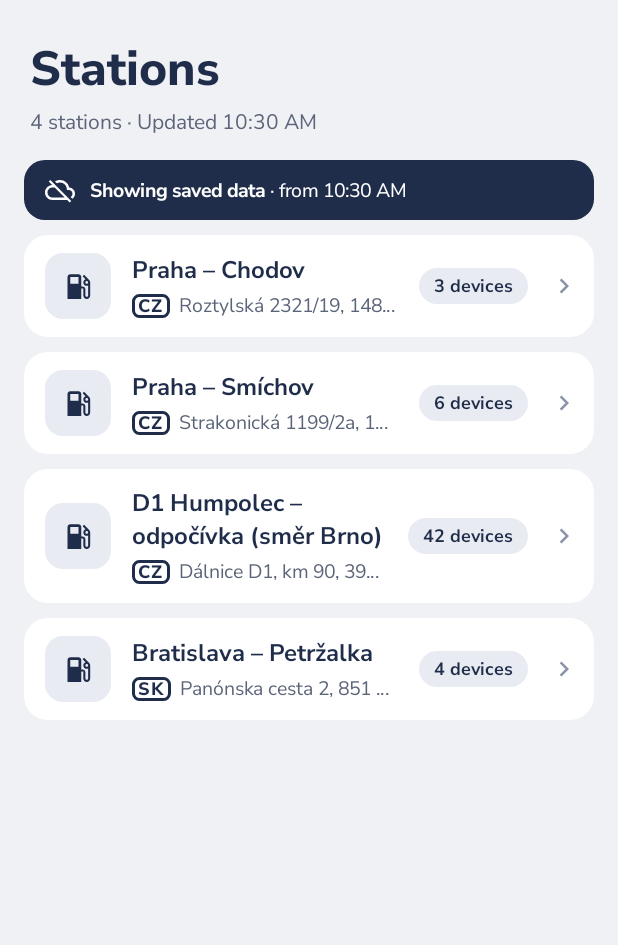
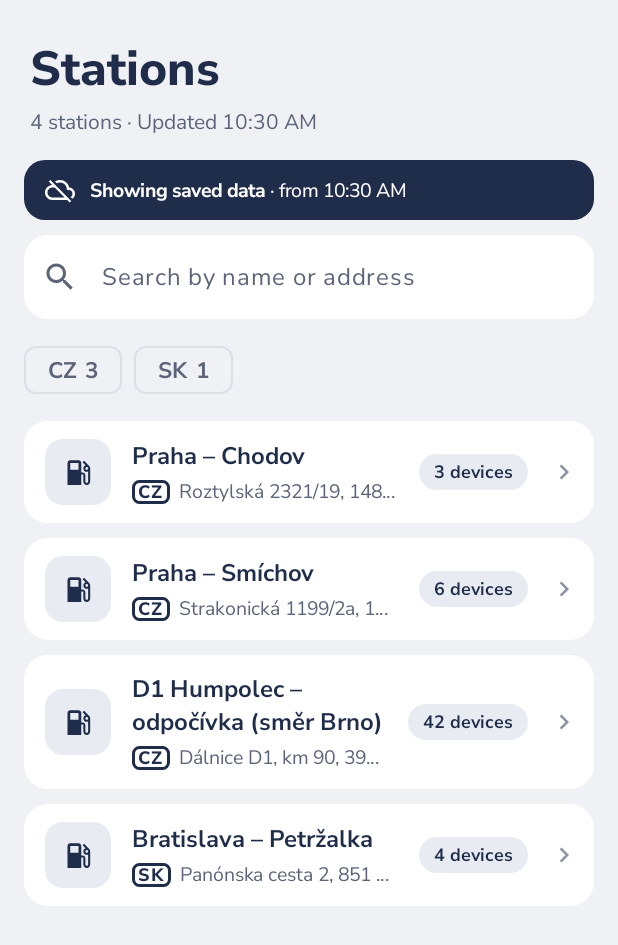
Before and after one commit to amiranski/StationMonitor, an Android app built with Jetpack Compose: the @Preview function StationsContentPreview, on a phone screen of 412 x 824 dp. Shown: the top 945 px of the screen. Run offline under Robolectric (Android 15) with nearby library versions, the phone set to English and light mode, and no system bars; our stand-ins replace Dagger/Hilt's generated code; libraries missing offline, so code that uses them is left out: androidx.hilt.lifecycle.

Commit message:
feat(stations): search and country filter
Search by name or address ignoring case and diacritics ("zlin" finds
"Zlín"), every word has to match. Country chips with station counts,
several can be selected. Filtering runs in memory in the ViewModel; the
query and countries live in SavedStateHandle so they survive process
death. A separate "no matching stations" state offers to clear filters.

```diff
--- a/app/build.gradle.kts
+++ b/app/build.gradle.kts
@@ -70,10 +70,11 @@ dependencies {
     implementation(libs.androidx.compose.ui.tooling.preview)
     implementation(libs.androidx.compose.material3)
 
-    // Lifecycle: ViewModel, lifecycle-aware Flow collection
+    // Lifecycle: ViewModel, SavedStateHandle, lifecycle-aware Flow collection
     implementation(libs.androidx.lifecycle.runtime.ktx)
     implementation(libs.androidx.lifecycle.runtime.compose)
     implementation(libs.androidx.lifecycle.viewmodel.compose)
+    implementation(libs.androidx.lifecycle.viewmodel.savedstate)
 
     // Navigation 3 (+ a ViewModel store per back stack entry)
     implementation(libs.androidx.navigation3.runtime)
--- /dev/null
+++ b/app/src/main/java/com/amiran/stationmonitor/ui/stations/StationFilter.kt
@@ -0,0 +1,81 @@
+package com.amiran.stationmonitor.ui.stations
+
+import com.amiran.stationmonitor.domain.model.Station
+import com.amiran.stationmonitor.ui.common.ListUiState
+import java.text.Normalizer
+import java.util.Locale
+
+/**
+ * What the user narrowed the station list down to.
+ *
+ * @param query free text, matched against name and address (see [matching]).
+ * @param countries selected country codes; empty means "all countries".
+ */
+data class StationFilter(
+    val query: String = "",
+    val countries: Set<String> = emptySet(),
+) {
+    val isActive: Boolean get() = query.isNotBlank() || countries.isNotEmpty()
+}
+
+/** One country chip: the code, how many cached stations it has, and whether it is selected. */
+data class CountryOption(
+    val code: String,
+    val stationCount: Int,
+    val isSelected: Boolean,
+)
+
+/*
+ * Filtering runs in memory, in the ViewModel, not as a Room query:
+ * - 147 stations are filtered in well under a millisecond,
+ * - SQLite LIKE cannot ignore diacritics ("zlin" would not find "Zlín"),
+ * - the repository and the database stay unchanged.
+ * With thousands of stations the next step would be Room FTS or a server-side search.
+ */
+
+/**
+ * Stations that pass [stationFilter]. Every word of the query has to appear in the name or the
+ * address, ignoring case and diacritics: "praha smichov" finds "Praha – Smíchov".
+ */
+fun List<Station>.matching(stationFilter: StationFilter): List<Station> {
+    if (!stationFilter.isActive) return this
+    val words = stationFilter.query.normalizedForSearch()
+        .split(WHITESPACE)
+        .filter { it.isNotEmpty() }
+    return this.filter { station ->
+        val inSelectedCountry = stationFilter.countries.isEmpty() || station.country in stationFilter.countries
+        inSelectedCountry && words.all { word -> station.searchableText().contains(word) }
+    }
+}
+
+/** Applies the filter to the visible items; loading, empty and error states stay as they are. */
+fun ListUiState<Station>.filteredBy(stationFilter: StationFilter): ListUiState<Station> =
+    if (this is ListUiState.Content) copy(items = items.matching(stationFilter)) else this
+
+/**
+ * One chip per country in the cache, biggest first. Counts are taken from the whole cache, not
+ * from the filtered list, so the chips do not change while the user types.
+ */
+fun List<Station>.countryOptions(selected: Set<String>): List<CountryOption> =
+    groupingBy { it.country }
+        .eachCount()
+        .map { (code, count) -> CountryOption(code, count, isSelected = code in selected) }
+        .sortedWith(compareByDescending<CountryOption> { it.stationCount }.thenBy { it.code })
+
+private fun Station.searchableText(): String = "$name $address".normalizedForSearch()
+
+/**
+ * Lowercase text without diacritics: "Zlín – Nová" -> "zlin – nova".
+ * NFD splits "í" into "i" + a combining accent, which the regex then removes. A few letters
+ * have no such split form and are replaced by hand (Polish "ł", German "ß").
+ */
+internal fun String.normalizedForSearch(): String =
+    Normalizer.normalize(this, Normalizer.Form.NFD)
+        .replace(COMBINING_MARKS, "")
+        .lowercase(Locale.ROOT)
+        .replace("ł", "l")
+        .replace("ß", "ss")
+        .trim()
+
+private val COMBINING_MARKS = Regex("\\p{Mn}+")
+private val WHITESPACE = Regex("\\s+")
--- /dev/null
+++ b/app/src/main/java/com/amiran/stationmonitor/ui/stations/StationFilters.kt
@@ -0,0 +1,121 @@
+package com.amiran.stationmonitor.ui.stations
+
+import androidx.compose.foundation.horizontalScroll
+import androidx.compose.foundation.layout.Arrangement
+import androidx.compose.foundation.layout.Row
+import androidx.compose.foundation.layout.fillMaxWidth
+import androidx.compose.foundation.layout.size
+import androidx.compose.foundation.rememberScrollState
+import androidx.compose.foundation.shape.RoundedCornerShape
+import androidx.compose.foundation.text.KeyboardActions
+import androidx.compose.foundation.text.KeyboardOptions
+import androidx.compose.material3.FilterChip
+import androidx.compose.material3.FilterChipDefaults
+import androidx.compose.material3.Icon
+import androidx.compose.material3.IconButton
+import androidx.compose.material3.MaterialTheme
+import androidx.compose.material3.OutlinedTextField
+import androidx.compose.material3.OutlinedTextFieldDefaults
+import androidx.compose.material3.Text
+import androidx.compose.runtime.Composable
+import androidx.compose.ui.Alignment
+import androidx.compose.ui.Modifier
+import androidx.compose.ui.graphics.Color
+import androidx.compose.ui.platform.LocalFocusManager
+import androidx.compose.ui.res.painterResource
+import androidx.compose.ui.res.stringResource
+import androidx.compose.ui.text.input.ImeAction
+import androidx.compose.ui.unit.dp
+import com.amiran.stationmonitor.R
+
+/**
+ * Search field above the station list. Stateless: the text lives in the ViewModel
+ * (SavedStateHandle), this composable only shows it and reports changes.
+ */
+@Composable
+fun StationSearchField(
+    query: String,
+    onQueryChange: (String) -> Unit,
+    modifier: Modifier = Modifier,
+) {
+    val focusManager = LocalFocusManager.current
+    OutlinedTextField(
+        value = query,
+        onValueChange = onQueryChange,
+        modifier = modifier.fillMaxWidth(),
+        placeholder = { Text(stringResource(R.string.search_hint)) },
+        leadingIcon = {
+            Icon(painter = painterResource(R.drawable.ic_search), contentDescription = null)
+        },
+        trailingIcon = if (query.isNotEmpty()) {
+            {
+                IconButton(onClick = { onQueryChange("") }) {
+                    Icon(
+                        painter = painterResource(R.drawable.ic_close),
+                        contentDescription = stringResource(R.string.action_clear_search),
+                    )
+                }
+            }
+        } else {
+            null
+        },
+        singleLine = true,
+        shape = RoundedCornerShape(16.dp),
+        // The list filters while typing, so the keyboard's Search key only has to close it.
+        keyboardOptions = KeyboardOptions(autoCorrectEnabled = false, imeAction = ImeAction.Search),
+        keyboardActions = KeyboardActions(onSearch = { focusManager.clearFocus() }),
+        colors = OutlinedTextFieldDefaults.colors(
+            focusedContainerColor = MaterialTheme.colorScheme.surface,
+            unfocusedContainerColor = MaterialTheme.colorScheme.surface,
+            unfocusedBorderColor = Color.Transparent,
+        ),
+    )
+}
+
+/**
+ * One toggleable chip per country ("CZ 85"). Several can be selected; none selected means all
+ * countries. Scrolls horizontally when the chips do not fit the screen width.
+ */
+@Composable
+fun CountryFilterChips(
+    countries: List<CountryOption>,
+    onToggle: (code: String) -> Unit,
+    modifier: Modifier = Modifier,
+) {
+    Row(
+        modifier = modifier
+            .fillMaxWidth()
+            .horizontalScroll(rememberScrollState()),
+        horizontalArrangement = Arrangement.spacedBy(8.dp),
+    ) {
+        countries.forEach { country ->
+            FilterChip(
+                selected = country.isSelected,
+                onClick = { onToggle(country.code) },
+                label = {
+                    Row(
+                        verticalAlignment = Alignment.CenterVertically,
+                        horizontalArrangement = Arrangement.spacedBy(6.dp),
+                    ) {
+                        Text(text = country.code)
+                        Text(
+                            text = country.stationCount.toString(),
+                            color = MaterialTheme.colorScheme.onSurfaceVariant,
+                        )
+                    }
+                },
+                leadingIcon = if (country.isSelected) {
+                    {
+                        Icon(
+                            painter = painterResource(R.drawable.ic_check),
+                            contentDescription = null,
+                            modifier = Modifier.size(FilterChipDefaults.IconSize),
+                        )
+                    }
+                } else {
+                    null
+                },
+            )
+        }
+    }
+}
--- a/app/src/main/java/com/amiran/stationmonitor/ui/stations/StationsScreen.kt
+++ b/app/src/main/java/com/amiran/stationmonitor/ui/stations/StationsScreen.kt
@@ -54,8 +54,13 @@ fun StationsRoute(
 ) {
     // Lifecycle-aware: stops collecting while the app is in the background.
     val state by viewModel.uiState.collectAsStateWithLifecycle()
+    val query by viewModel.query.collectAsStateWithLifecycle()
     StationsScreen(
         state = state,
+        query = query,
+        onQueryChange = viewModel::onQueryChange,
+        onCountryToggle = viewModel::onCountryToggle,
+        onClearFilters = viewModel::clearFilters,
         onRefresh = viewModel::refresh,
         onStationClick = onStationClick,
         onErrorShown = viewModel::onErrorShown,
@@ -66,6 +71,10 @@ fun StationsRoute(
 @Composable
 fun StationsScreen(
     state: StationsUiState,
+    query: String,
+    onQueryChange: (String) -> Unit,
+    onCountryToggle: (code: String) -> Unit,
+    onClearFilters: () -> Unit,
     onRefresh: () -> Unit,
     onStationClick: (stationId: String) -> Unit,
     onErrorShown: () -> Unit,
@@ -104,7 +113,7 @@ fun StationsScreen(
                 contentPadding = PaddingValues(start = 16.dp, end = 16.dp, bottom = 24.dp),
                 verticalArrangement = Arrangement.spacedBy(10.dp),
             ) {
-                item(key = "header") { StationsHeader(list) }
+                item(key = "header") { StationsHeader(list, isFiltered = state.filter.isActive, totalCount = state.totalCount) }
 
                 when (list) {
                     ListUiState.Loading -> {
@@ -115,6 +124,28 @@ fun StationsScreen(
                     is ListUiState.Content -> {
                         if (list.isStale) {
                             item(key = "stale") { StaleDataBanner(list.updatedAt) }
+                        }
+                        // Fixed keys keep the search field (and its keyboard focus) in place
+                        // while the rows below it change with every typed character.
+                        item(key = "search") { StationSearchField(query = query, onQueryChange = onQueryChange) }
+                        if (state.countries.size > 1) {
+                            item(key = "countries") {
+                                CountryFilterChips(countries = state.countries, onToggle = onCountryToggle)
+                            }
+                        }
+                        if (state.isNoResults) {
+                            item(key = "no_results") {
+                                FullScreenMessage(
+                                    icon = R.drawable.ic_search,
+                                    iconTint = MaterialTheme.colorScheme.primary,
+                                    iconBackground = MaterialTheme.colorScheme.surfaceContainerHigh,
+                                    title = stringResource(R.string.no_results_title),
+                                    body = stringResource(R.string.no_results_body),
+                                    actionLabel = stringResource(R.string.action_clear_filters),
+                                    onAction = onClearFilters,
+                                    actionStyle = MessageActionStyle.Secondary,
+                                )
+                            }
                         }
                         // key = stable id: Compose can keep each row's state and animate
                         // changes instead of redrawing the whole list.
@@ -156,7 +187,7 @@ fun StationsScreen(
 }
 
 @Composable
-private fun StationsHeader(list: ListUiState<Station>) {
+private fun StationsHeader(list: ListUiState<Station>, isFiltered: Boolean, totalCount: Int) {
     Column(
         modifier = Modifier.padding(start = 4.dp, end = 4.dp, top = 24.dp, bottom = 6.dp),
         verticalArrangement = Arrangement.spacedBy(4.dp),
@@ -170,7 +201,12 @@ private fun StationsHeader(list: ListUiState<Station>) {
         val subtitle = when (list) {
             ListUiState.Loading -> stringResource(R.string.loading_stations)
             is ListUiState.Content -> {
-                val count = pluralStringResource(R.plurals.stations_count, list.items.size, list.items.size)
+                val shown = list.items.size
+                val count = if (isFiltered) {
+                    stringResource(R.string.stations_filtered_count, shown, totalCount)
+                } else {
+                    pluralStringResource(R.plurals.stations_count, shown, shown)
+                }
                 list.updatedAt?.let { stringResource(R.string.list_summary_updated, count, formatUpdatedAt(it)) } ?: count
             }
             else -> null
@@ -199,7 +235,38 @@ private fun StationsContentPreview() {
         StationsScreen(
             state = StationsUiState(
                 list = ListUiState.Content(previewStations, Instant.now(), isRefreshing = false, isStale = true),
+                countries = previewStations.countryOptions(selected = emptySet()),
+                totalCount = previewStations.size,
             ),
+            query = "",
+            onQueryChange = {},
+            onCountryToggle = {},
+            onClearFilters = {},
+            onRefresh = {},
+            onStationClick = {},
+            onErrorShown = {},
+        )
+    }
+}
+
+@Preview(name = "Filtered, no results")
+@Composable
+private fun StationsNoResultsPreview() {
+    val filter = StationFilter(query = "brno", countries = setOf("SK"))
+    StationMonitorTheme {
+        StationsScreen(
+            state = StationsUiState(
+                list = ListUiState.Content(
+                    previewStations.matching(filter), Instant.now(), isRefreshing = false, isStale = false,
+                ),
+                filter = filter,
+                countries = previewStations.countryOptions(selected = filter.countries),
+                totalCount = previewStations.size,
+            ),
+            query = filter.query,
+            onQueryChange = {},
+            onCountryToggle = {},
+            onClearFilters = {},
             onRefresh = {},
             onStationClick = {},
             onErrorShown = {},
@@ -211,7 +278,16 @@ private fun StationsContentPreview() {
 @Composable
 private fun StationsLoadingPreview() {
     StationMonitorTheme {
-        StationsScreen(StationsUiState(ListUiState.Loading), onRefresh = {}, onStationClick = {}, onErrorShown = {})
+        StationsScreen(
+            state = StationsUiState(ListUiState.Loading),
+            query = "",
+            onQueryChange = {},
+            onCountryToggle = {},
+            onClearFilters = {},
+            onRefresh = {},
+            onStationClick = {},
+            onErrorShown = {},
+        )
     }
 }
 
@@ -221,6 +297,10 @@ private fun StationsErrorPreview() {
     StationMonitorTheme {
         StationsScreen(
             state = StationsUiState(ListUiState.Error(DataError.Server(503), isRetrying = false)),
+            query = "",
+            onQueryChange = {},
+            onCountryToggle = {},
+            onClearFilters = {},
             onRefresh = {},
             onStationClick = {},
             onErrorShown = {},
--- /dev/null
+++ b/app/src/main/res/drawable/ic_check.xml
@@ -0,0 +1,13 @@
+<?xml version="1.0" encoding="utf-8"?>
+<!-- Material icon "check" (Apache License 2.0). -->
+<vector xmlns:android="http://schemas.android.com/apk/res/android"
+    android:width="24dp"
+    android:height="24dp"
+    android:autoMirrored="false"
+    android:tint="?android:attr/colorControlNormal"
+    android:viewportWidth="24"
+    android:viewportHeight="24">
+    <path
+        android:fillColor="@android:color/white"
+        android:pathData="M9,16.17L4.83,12l-1.42,1.41L9,19 21,7l-1.41,-1.41z" />
+</vector>
--- /dev/null
+++ b/app/src/main/res/drawable/ic_close.xml
@@ -0,0 +1,13 @@
+<?xml version="1.0" encoding="utf-8"?>
+<!-- Material icon "close" (Apache License 2.0). -->
+<vector xmlns:android="http://schemas.android.com/apk/res/android"
+    android:width="24dp"
+    android:height="24dp"
+    android:autoMirrored="false"
+    android:tint="?android:attr/colorControlNormal"
+    android:viewportWidth="24"
+    android:viewportHeight="24">
+    <path
+        android:fillColor="@android:color/white"
+        android:pathData="M19,6.41L17.59,5 12,10.59 6.41,5 5,6.41 10.59,12 5,17.59 6.41,19 12,13.41 17.59,19 19,17.59 13.41,12z" />
+</vector>
--- /dev/null
+++ b/app/src/main/res/drawable/ic_search.xml
@@ -0,0 +1,13 @@
+<?xml version="1.0" encoding="utf-8"?>
+<!-- Material icon "search" (Apache License 2.0). -->
+<vector xmlns:android="http://schemas.android.com/apk/res/android"
+    android:width="24dp"
+    android:height="24dp"
+    android:autoMirrored="false"
+    android:tint="?android:attr/colorControlNormal"
+    android:viewportWidth="24"
+    android:viewportHeight="24">
+    <path
+        android:fillColor="@android:color/white"
+        android:pathData="M15.5,14h-0.79l-0.28,-0.27C15.41,12.59 16,11.11 16,9.5 16,5.91 13.09,3 9.5,3S3,5.91 3,9.5 5.91,16 9.5,16c1.61,0 3.09,-0.59 4.23,-1.57l0.27,0.28v0.79l5,4.99L20.49,19l-4.99,-5zM9.5,14C7.01,14 5,11.99 5,9.5S7.01,5 9.5,5 14,7.01 14,9.5 11.99,14 9.5,14z" />
+</vector>
--- a/app/src/main/res/values/strings.xml
+++ b/app/src/main/res/values/strings.xml
@@ -18,6 +18,12 @@
     </plurals>
     <string name="device_count_none">No devices</string>
     <string name="open_station">Open %1$s</string>
+    <string name="stations_filtered_count">Showing %1$d of %2$d</string>
+
+    <!-- Search and filters -->
+    <string name="search_hint">Search by name or address</string>
+    <string name="no_results_title">No matching stations</string>
+    <string name="no_results_body">Try a different name or clear the filters.</string>
 
     <!-- Station detail -->
     <string name="station_fallback_title">Station</string>
@@ -58,4 +64,6 @@
     <string name="action_try_again">Try again</string>
     <string name="action_refresh">Refresh</string>
     <string name="action_back">Back</string>
+    <string name="action_clear_search">Clear search</string>
+    <string name="action_clear_filters">Clear filters</string>
 </resources>
--- a/gradle/libs.versions.toml
+++ b/gradle/libs.versions.toml
@@ -32,6 +32,7 @@ androidx-activity-compose = { group = "androidx.activity", name = "activity-comp
 androidx-lifecycle-runtime-ktx = { group = "androidx.lifecycle", name = "lifecycle-runtime-ktx", version.ref = "lifecycle" }
 androidx-lifecycle-runtime-compose = { group = "androidx.lifecycle", name = "lifecycle-runtime-compose", version.ref = "lifecycle" }
 androidx-lifecycle-viewmodel-compose = { group = "androidx.lifecycle", name = "lifecycle-viewmodel-compose", version.ref = "lifecycle" }
+androidx-lifecycle-viewmodel-savedstate = { group = "androidx.lifecycle", name = "lifecycle-viewmodel-savedstate", version.ref = "lifecycle" }
 androidx-lifecycle-viewmodel-navigation3 = { group = "androidx.lifecycle", name = "lifecycle-viewmodel-navigation3", version.ref = "lifecycle" }
 
 androidx-compose-bom = { group = "androidx.compose", name = "compose-bom", version.ref = "composeBom" }
```
Also changed, not shown: app/src/main/java/com/amiran/stationmonitor/ui/stations/StationsViewModel.kt (+66 -6 lines), 3 other files.
